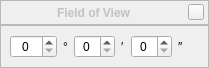
Before: the Qt Designer form src/gui/fieldOfViewDialogGui.ui in Stellarium/stellarium, drawn with Qt 5.
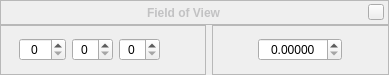
After: the same form once the commit is applied. Custom widgets are drawn as their Qt base class.

Patch:
```diff
--- a/src/gui/fieldOfViewDialogGui.ui
+++ b/src/gui/fieldOfViewDialogGui.ui
@@ -6,8 +6,8 @@
    <rect>
     <x>0</x>
     <y>0</y>
-    <width>209</width>
-    <height>68</height>
+    <width>389</width>
+    <height>75</height>
    </rect>
   </property>
   <property name="styleSheet">
@@ -270,31 +270,6 @@
            </property>
           </widget>
          </item>
-         <item>
-          <widget class="QLabel" name="degreeLabel">
-           <property name="enabled">
-            <bool>true</bool>
-           </property>
-           <property name="sizePolicy">
-            <sizepolicy hsizetype="Expanding" vsizetype="Minimum">
-             <horstretch>0</horstretch>
-             <verstretch>0</verstretch>
-            </sizepolicy>
-           </property>
-           <property name="maximumSize">
-            <size>
-             <width>10</width>
-             <height>16777215</height>
-            </size>
-           </property>
-           <property name="text">
-            <string notr="true">°</string>
-           </property>
-           <property name="alignment">
-            <set>Qt::AlignLeading|Qt::AlignLeft|Qt::AlignVCenter</set>
-           </property>
-          </widget>
-         </item>
          <item>
           <widget class="ExternalStepSpinBox" name="spinner_minute">
            <property name="sizePolicy">
@@ -323,28 +298,6 @@
            </property>
           </widget>
          </item>
-         <item>
-          <widget class="QLabel" name="minuteLabel">
-           <property name="sizePolicy">
-            <sizepolicy hsizetype="Expanding" vsizetype="Preferred">
-             <horstretch>0</horstretch>
-             <verstretch>0</verstretch>
-            </sizepolicy>
-           </property>
-           <property name="maximumSize">
-            <size>
-             <width>10</width>
-             <height>16777215</height>
-            </size>
-           </property>
-           <property name="text">
-            <string notr="true">′</string>
-           </property>
-           <property name="alignment">
-            <set>Qt::AlignLeading|Qt::AlignLeft|Qt::AlignVCenter</set>
-           </property>
-          </widget>
-         </item>
          <item>
           <widget class="ExternalStepSpinBox" name="spinner_second">
            <property name="sizePolicy">
@@ -373,28 +326,6 @@
            </property>
           </widget>
          </item>
-         <item>
-          <widget class="QLabel" name="secondLabel">
-           <property name="sizePolicy">
-            <sizepolicy hsizetype="Expanding" vsizetype="Preferred">
-             <horstretch>0</horstretch>
-             <verstretch>0</verstretch>
-            </sizepolicy>
-           </property>
-           <property name="maximumSize">
-            <size>
-             <width>10</width>
-             <height>16777215</height>
-            </size>
-           </property>
-           <property name="text">
-            <string notr="true">″</string>
-           </property>
-           <property name="alignment">
-            <set>Qt::AlignLeading|Qt::AlignLeft|Qt::AlignVCenter</set>
-           </property>
-          </widget>
-         </item>
          <item>
           <spacer name="horizontalSpacerRight">
            <property name="orientation">
@@ -411,6 +342,57 @@
         </layout>
        </widget>
       </item>
+      <item>
+       <widget class="QFrame" name="ddFrame">
+        <property name="frameShape">
+         <enum>QFrame::StyledPanel</enum>
+        </property>
+        <property name="frameShadow">
+         <enum>QFrame::Raised</enum>
+        </property>
+        <layout class="QHBoxLayout" name="horizontalLayout_3">
+         <item>
+          <spacer name="horizontalSpacer_3">
+           <property name="orientation">
+            <enum>Qt::Horizontal</enum>
+           </property>
+           <property name="sizeHint" stdset="0">
+            <size>
+             <width>40</width>
+             <height>20</height>
+            </size>
+           </property>
+          </spacer>
+         </item>
+         <item>
+          <widget class="QDoubleSpinBox" name="spinner_decimal">
+           <property name="alignment">
+            <set>Qt::AlignCenter</set>
+           </property>
+           <property name="decimals">
+            <number>5</number>
+           </property>
+           <property name="maximum">
+            <double>360.000000000000000</double>
+           </property>
+          </widget>
+         </item>
+         <item>
+          <spacer name="horizontalSpacer_4">
+           <property name="orientation">
+            <enum>Qt::Horizontal</enum>
+           </property>
+           <property name="sizeHint" stdset="0">
+            <size>
+             <width>40</width>
+             <height>20</height>
+            </size>
+           </property>
+          </spacer>
+         </item>
+        </layout>
+       </widget>
+      </item>
      </layout>
     </widget>
    </item>
```
Left out of the diff: 2 changed lines with no effect on the pictures.
